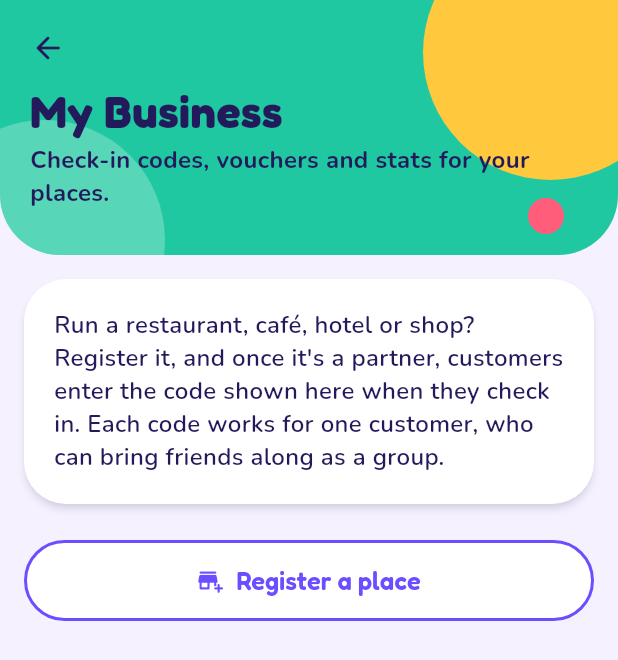
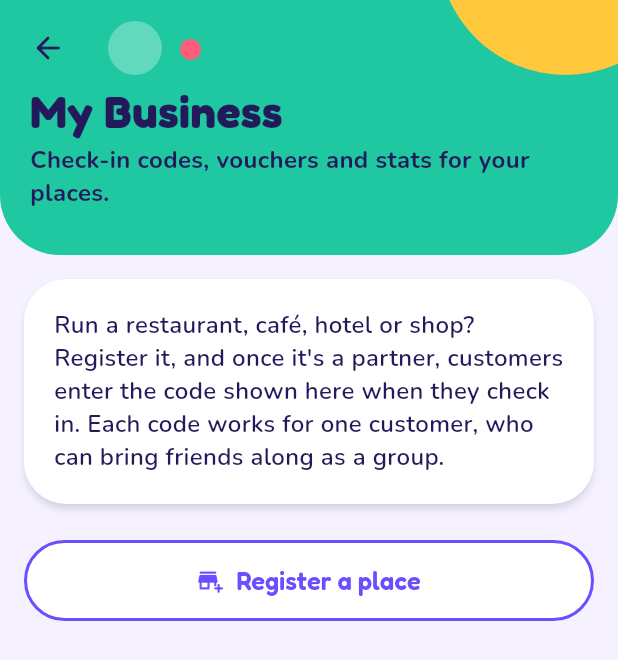
Before and after one commit to Lootm0re/Chekkin-app, a Flutter app: the ProfileScreen screen opened directly, scrolled down 235 dp, after a tap on "My Business", on a phone screen of 412 x 824 dp. Shown: the top 660 px of the screen. Run offline on Flutter 3.47's test engine with Material 3 defaults, Android fonts, the phone set to English and light mode, and no system bars; our stand-ins replace cloud_firestore, cloud_functions, firebase_auth, firebase_core, firebase_storage, geolocator and 3 more; missing offline and left inert: avatar_maker, dart:js_interop, firebase_app_check, firebase_auth_web; accounts and stored records are empty.

Commit message:
Keep header circles clear of text
My Business: the circles now sit in the back button's row above the
title (the row stays even without a back button), instead of under the
title and subtitle. Profile: the white circle and coral dot sit beside
the picture, clear of the title and chips, and the yellow circle follows
the status bar. Rewards points card: the circles keep to the top and
bottom right corners, clear of the points and progress text.

Co-Authored-By: Claude Opus 5.5 <noreply@anthropic.com>

```diff
--- a/checkin_app/lib/business_screen.dart
+++ b/checkin_app/lib/business_screen.dart
@@ -117,20 +117,31 @@ class _MintHeader extends StatelessWidget {
         color: AppColors.mint,
         child: Stack(
           children: [
-            const Positioned(right: -40, top: -50, child: DecorCircle(size: 170, color: AppColors.yellow)),
-            Positioned(left: -50, bottom: -70, child: DecorCircle(size: 160, color: Colors.white.withValues(alpha: 0.25))),
-            const Positioned(right: 36, bottom: 14, child: DecorCircle(size: 24, color: AppColors.coral)),
+            // All circles stay in the back button's row, above the title, so
+            // none sits under the text.
+            Positioned(right: -50, top: top - 120, child: const DecorCircle(size: 170, color: AppColors.yellow)),
+            Positioned(
+              left: 72,
+              top: top + 14,
+              child: DecorCircle(size: 36, color: Colors.white.withValues(alpha: 0.3)),
+            ),
+            Positioned(left: 120, top: top + 26, child: const DecorCircle(size: 14, color: AppColors.coral)),
             Padding(
               padding: EdgeInsets.fromLTRB(8, top + 8, 20, 30),
               child: Column(
                 crossAxisAlignment: CrossAxisAlignment.start,
                 children: [
-                  if (Navigator.of(context).canPop())
-                    IconButton(
-                      tooltip: 'Back',
-                      icon: const Icon(Icons.arrow_back_rounded),
-                      onPressed: () => Navigator.of(context).maybePop(),
-                    ),
+                  // The row is kept without a back button too, for the circles.
+                  SizedBox(
+                    height: 48,
+                    child: Navigator.of(context).canPop()
+                        ? IconButton(
+                            tooltip: 'Back',
+                            icon: const Icon(Icons.arrow_back_rounded),
+                            onPressed: () => Navigator.of(context).maybePop(),
+                          )
+                        : null,
+                  ),
                   Padding(
                     padding: const EdgeInsets.only(left: 12),
                     child: Column(
--- a/checkin_app/lib/profile_screen.dart
+++ b/checkin_app/lib/profile_screen.dart
@@ -235,13 +235,15 @@ class _Header extends StatelessWidget {
         color: AppColors.sky,
         child: Stack(
           children: [
-            const Positioned(right: -50, top: -40, child: DecorCircle(size: 180, color: AppColors.yellow)),
+            // The circles sit beside the picture, clear of the title, name
+            // and chips.
+            Positioned(right: -50, top: top - 40, child: const DecorCircle(size: 180, color: AppColors.yellow)),
             Positioned(
-              left: -40,
-              bottom: -60,
-              child: DecorCircle(size: 150, color: Colors.white.withValues(alpha: 0.22)),
+              left: -50,
+              top: top + 64,
+              child: DecorCircle(size: 110, color: Colors.white.withValues(alpha: 0.22)),
             ),
-            const Positioned(left: 40, top: 90, child: DecorCircle(size: 26, color: AppColors.coral)),
+            Positioned(left: 70, top: top + 124, child: const DecorCircle(size: 22, color: AppColors.coral)),
             Padding(
               padding: EdgeInsets.fromLTRB(20, top + 16, 20, 28),
               child: Column(
--- a/checkin_app/lib/rewards_screen.dart
+++ b/checkin_app/lib/rewards_screen.dart
@@ -189,8 +189,10 @@ class _PointsCard extends StatelessWidget {
         color: AppColors.purple,
         child: Stack(
           children: [
-            const Positioned(right: -36, top: -44, child: DecorCircle(size: 150, color: AppColors.coral)),
-            Positioned(right: 60, bottom: -50, child: DecorCircle(size: 110, color: Colors.white.withValues(alpha: 0.12))),
+            // Kept to the corners, clear of the text: the top one above the
+            // points, the bottom one right of the progress numbers.
+            const Positioned(right: -40, top: -60, child: DecorCircle(size: 140, color: AppColors.coral)),
+            Positioned(right: -40, bottom: -60, child: DecorCircle(size: 110, color: Colors.white.withValues(alpha: 0.12))),
             Padding(
               padding: const EdgeInsets.all(22),
               child: Column(
```
